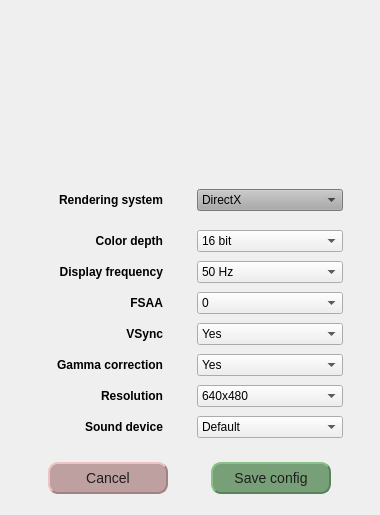
This is src/engine/resources_config_dialog/CbaZombieConfigDialog.ui in agudpp/CordobaZombie as Qt 5 draws it before an edit. The edited form follows.
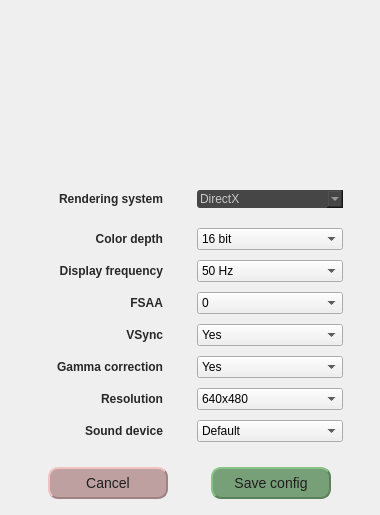
This is the edited form. Icons and pictures are not drawn.

What changed in the file:
```diff
--- a/src/engine/resources_config_dialog/CbaZombieConfigDialog.ui
+++ b/src/engine/resources_config_dialog/CbaZombieConfigDialog.ui
@@ -38,7 +38,7 @@
    <string>CbaZombieConfigDialog</string>
   </property>
   <property name="autoFillBackground">
-   <bool>false</bool>
+   <bool>true</bool>
   </property>
   <property name="styleSheet">
    <string notr="true">background-image: url(qrc:///images/CbaZombieConfigDialog_background.png);</string>
@@ -98,7 +98,8 @@
         </font>
        </property>
        <property name="styleSheet">
-        <string notr="true">background: transparent;</string>
+        <string notr="true">color:rgb(40,40,40);
+background: transparent;</string>
        </property>
        <property name="text">
         <string>Rendering system</string>
@@ -129,7 +130,15 @@
         <enum>Qt::NoFocus</enum>
        </property>
        <property name="styleSheet">
-        <string notr="true">color:rgb(0,0,0);background:rgb(170,170,170);font:</string>
+        <string notr="true">QComboBox#renderSystem {
+	border-radius: 3px;
+	padding: 1px 18px 1px 3px;
+	color: rgb(200,200,200);
+	background-color: rgb(70,70,70);
+	list-background-color:red;
+	selection-color: rgb(40,40,40);
+	selection-background-color: rgb(200,200,200);
+}</string>
        </property>
        <item>
         <property name="text">
@@ -195,7 +204,8 @@
         </font>
        </property>
        <property name="styleSheet">
-        <string notr="true">background:transparent;</string>
+        <string notr="true">color:rgb(40,40,40);
+background: transparent;</string>
        </property>
        <property name="text">
         <string>Color depth</string>
@@ -222,6 +232,9 @@
        <property name="cursor">
         <cursorShape>PointingHandCursor</cursorShape>
        </property>
+       <property name="styleSheet">
+        <string notr="true"/>
+       </property>
        <item>
         <property name="text">
          <string>16 bit</string>
@@ -291,7 +304,8 @@
         <bool>false</bool>
        </property>
        <property name="styleSheet">
-        <string notr="true">background: transparent;</string>
+        <string notr="true">color:rgb(40,40,40);
+background: transparent;</string>
        </property>
        <property name="frameShape">
         <enum>QFrame::NoFrame</enum>
@@ -390,7 +404,8 @@
         <bool>false</bool>
        </property>
        <property name="styleSheet">
-        <string notr="true">background: transparent;</string>
+        <string notr="true">color:rgb(40,40,40);
+background: transparent;</string>
        </property>
        <property name="text">
         <string>FSAA</string>
@@ -479,7 +494,8 @@
         <bool>false</bool>
        </property>
        <property name="styleSheet">
-        <string notr="true">background: transparent;</string>
+        <string notr="true">color:rgb(40,40,40);
+background: transparent;</string>
        </property>
        <property name="text">
         <string>VSync</string>
@@ -558,7 +574,8 @@
         <bool>false</bool>
        </property>
        <property name="styleSheet">
-        <string notr="true">background: transparent;</string>
+        <string notr="true">color:rgb(40,40,40);
+background: transparent;</string>
        </property>
        <property name="text">
         <string>Gamma correction</string>
@@ -637,7 +654,8 @@
         <bool>false</bool>
        </property>
        <property name="styleSheet">
-        <string notr="true">background: transparent;</string>
+        <string notr="true">color:rgb(40,40,40);
+background: transparent;</string>
        </property>
        <property name="text">
         <string>Resolution</string>
@@ -731,7 +749,8 @@
         <bool>false</bool>
        </property>
        <property name="styleSheet">
-        <string notr="true">background: transparent;</string>
+        <string notr="true">color:rgb(40,40,40);
+background: transparent;</string>
        </property>
        <property name="text">
         <string>Sound device</string>
```
Left out of the diff: 10 changed lines with no effect on the pictures.
